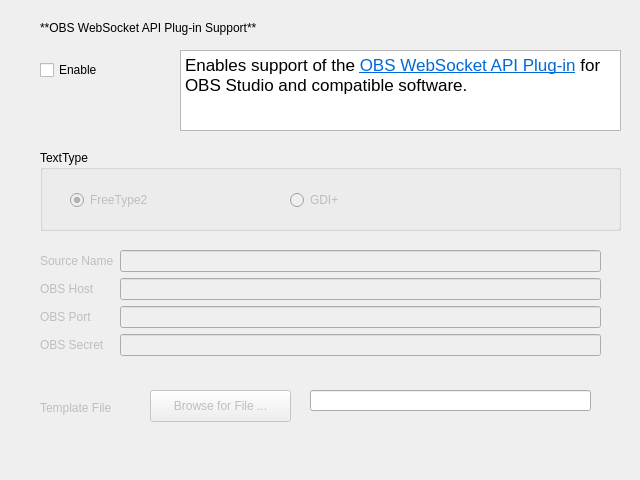
Before: the Qt Designer form nowplaying/resources/obsws_ui.ui in e1miran/Now-Playing-Serato, drawn with Qt 5.
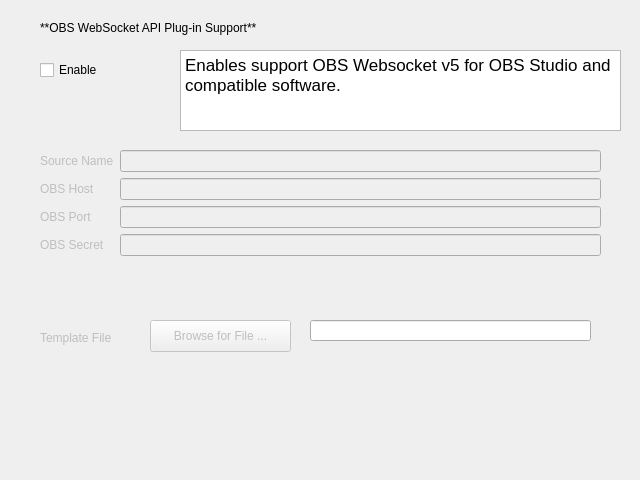
After: the same form once the commit is applied.

Commit message: OBS Websocket v5 support (#518)

```diff
--- a/nowplaying/resources/obsws_ui.ui
+++ b/nowplaying/resources/obsws_ui.ui
@@ -59,71 +59,20 @@
    </property>
    <property name="html">
     <string>&lt;!DOCTYPE HTML PUBLIC &quot;-//W3C//DTD HTML 4.0//EN&quot; &quot;http://www.w3.org/TR/REC-html40/strict.dtd&quot;&gt;
-&lt;html&gt;&lt;head&gt;&lt;meta name=&quot;qrichtext&quot; content=&quot;1&quot; /&gt;&lt;style type=&quot;text/css&quot;&gt;
+&lt;html&gt;&lt;head&gt;&lt;meta name=&quot;qrichtext&quot; content=&quot;1&quot; /&gt;&lt;meta charset=&quot;utf-8&quot; /&gt;&lt;style type=&quot;text/css&quot;&gt;
 p, li { white-space: pre-wrap; }
+hr { height: 1px; border-width: 0; }
+li.unchecked::marker { content: &quot;\2610&quot;; }
+li.checked::marker { content: &quot;\2612&quot;; }
 &lt;/style&gt;&lt;/head&gt;&lt;body style=&quot; font-family:'Sans'; font-size:10pt; font-weight:400; font-style:normal;&quot;&gt;
-&lt;p style=&quot; margin-top:0px; margin-bottom:0px; margin-left:0px; margin-right:0px; -qt-block-indent:0; text-indent:0px;&quot;&gt;&lt;span style=&quot; font-family:'.SF NS Text'; font-size:13pt;&quot;&gt;Enables support of the &lt;/span&gt;&lt;a href=&quot;https://github.com/Palakis/obs-websocket&quot;&gt;&lt;span style=&quot; font-family:'.SF NS Text'; font-size:13pt; text-decoration: underline; color:#0068da;&quot;&gt;OBS WebSocket API Plug-in&lt;/span&gt;&lt;/a&gt;&lt;span style=&quot; font-family:'.SF NS Text'; font-size:13pt;&quot;&gt; for OBS Studio and compatible software.&lt;/span&gt;&lt;/p&gt;&lt;/body&gt;&lt;/html&gt;</string>
+&lt;p style=&quot; margin-top:0px; margin-bottom:0px; margin-left:0px; margin-right:0px; -qt-block-indent:0; text-indent:0px;&quot;&gt;&lt;span style=&quot; font-family:'.SF NS Text'; font-size:13pt;&quot;&gt;Enables support OBS Websocket v5 for OBS Studio and compatible software.&lt;/span&gt;&lt;/p&gt;&lt;/body&gt;&lt;/html&gt;</string>
    </property>
   </widget>
-  <widget class="QGroupBox" name="texttype_box">
-   <property name="geometry">
-    <rect>
-     <x>40</x>
-     <y>150</y>
-     <width>581</width>
-     <height>81</height>
-    </rect>
-   </property>
-   <property name="title">
-    <string>TextType</string>
-   </property>
-   <widget class="QRadioButton" name="freetype2_button">
-    <property name="enabled">
-     <bool>false</bool>
-    </property>
-    <property name="geometry">
-     <rect>
-      <x>30</x>
-      <y>40</y>
-      <width>100</width>
-      <height>20</height>
-     </rect>
-    </property>
-    <property name="text">
-     <string>FreeType2</string>
-    </property>
-    <property name="checked">
-     <bool>true</bool>
-    </property>
-    <attribute name="buttonGroup">
-     <string notr="true">texttype_button_group</string>
-    </attribute>
-   </widget>
-   <widget class="QRadioButton" name="gdi_button">
-    <property name="enabled">
-     <bool>false</bool>
-    </property>
-    <property name="geometry">
-     <rect>
-      <x>250</x>
-      <y>40</y>
-      <width>100</width>
-      <height>20</height>
-     </rect>
-    </property>
-    <property name="text">
-     <string>GDI+</string>
-    </property>
-    <attribute name="buttonGroup">
-     <string notr="true">texttype_button_group</string>
-    </attribute>
-   </widget>
-  </widget>
   <widget class="QWidget" name="formLayoutWidget">
    <property name="geometry">
     <rect>
      <x>40</x>
-     <y>250</y>
+     <y>150</y>
      <width>561</width>
      <height>131</height>
     </rect>
@@ -227,7 +176,7 @@
    <property name="geometry">
     <rect>
      <x>40</x>
-     <y>400</y>
+     <y>330</y>
      <width>111</width>
      <height>16</height>
     </rect>
@@ -243,7 +192,7 @@
    <property name="geometry">
     <rect>
      <x>150</x>
-     <y>390</y>
+     <y>320</y>
      <width>141</width>
      <height>32</height>
     </rect>
@@ -256,7 +205,7 @@
    <property name="geometry">
     <rect>
      <x>310</x>
-     <y>390</y>
+     <y>320</y>
      <width>281</width>
      <height>21</height>
     </rect>
```
Left out of the diff: 32 changed lines with no effect on the pictures. The commit also changes 9 other files.
